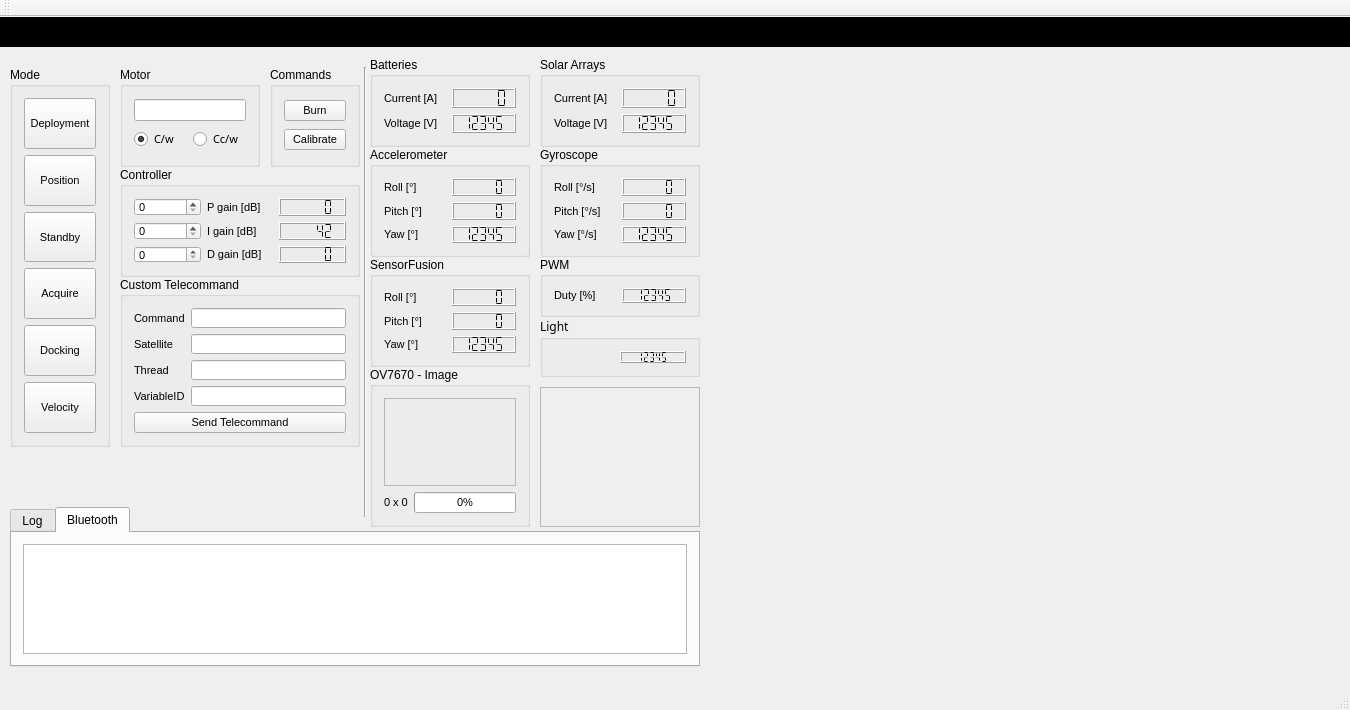
Old version of the form groundstation.ui in the repository Angele-/FloatSat_GroundStation.
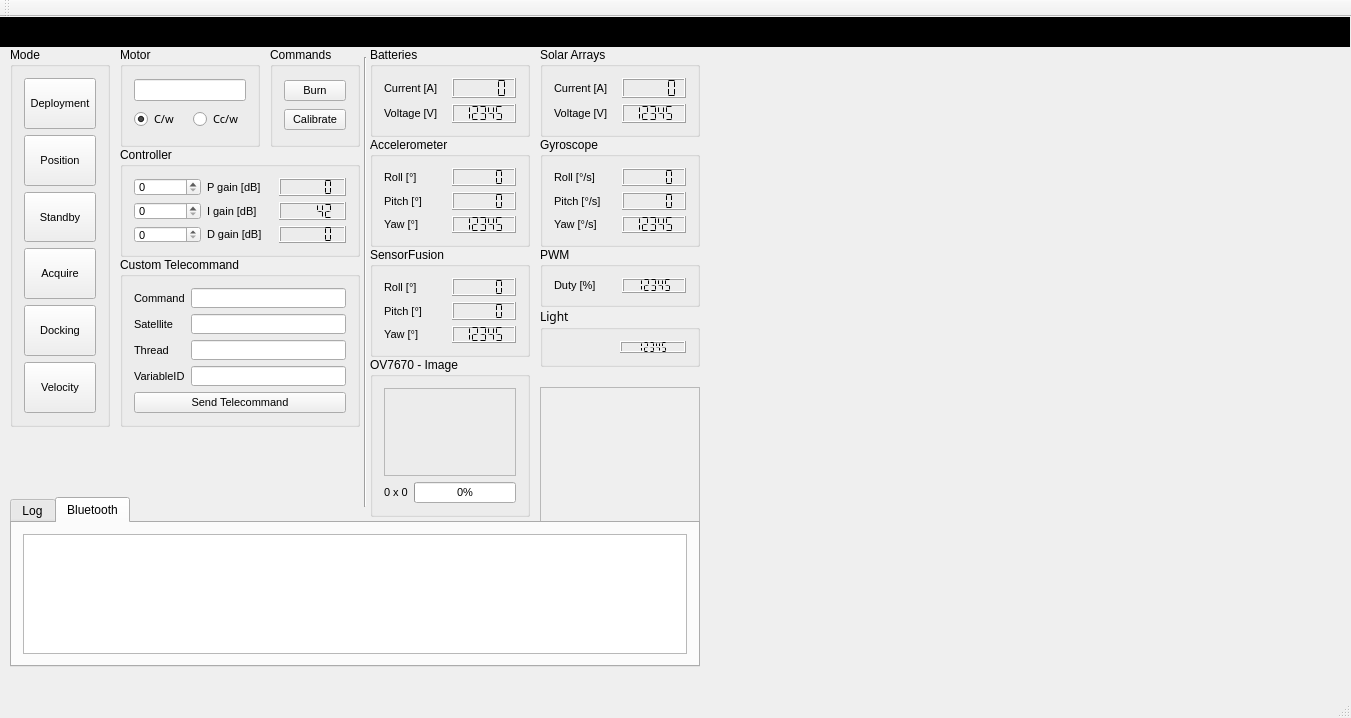
New version of the form. Custom widgets are drawn as their Qt base class.

What changed in the file:
```diff
--- a/groundstation.ui
+++ b/groundstation.ui
@@ -6,8 +6,8 @@
    <rect>
     <x>0</x>
     <y>0</y>
-    <width>1350</width>
-    <height>710</height>
+    <width>1351</width>
+    <height>718</height>
    </rect>
   </property>
   <property name="windowTitle">
@@ -139,7 +139,7 @@
     <property name="geometry">
      <rect>
       <x>120</x>
-      <y>260</y>
+      <y>240</y>
       <width>240</width>
       <height>170</height>
      </rect>
@@ -266,7 +266,7 @@
     <property name="geometry">
      <rect>
       <x>120</x>
-      <y>50</y>
+      <y>30</y>
       <width>140</width>
       <height>100</height>
      </rect>
@@ -354,7 +354,7 @@
     <property name="geometry">
      <rect>
       <x>540</x>
-      <y>40</y>
+      <y>30</y>
       <width>160</width>
       <height>90</height>
      </rect>
@@ -432,7 +432,7 @@
     <property name="geometry">
      <rect>
       <x>270</x>
-      <y>50</y>
+      <y>30</y>
       <width>90</width>
       <height>100</height>
      </rect>
@@ -483,7 +483,7 @@
     <property name="geometry">
      <rect>
       <x>370</x>
-      <y>350</y>
+      <y>340</y>
       <width>160</width>
       <height>160</height>
      </rect>
@@ -572,9 +572,9 @@
     <property name="geometry">
      <rect>
       <x>10</x>
-      <y>490</y>
+      <y>480</y>
       <width>690</width>
-      <height>160</height>
+      <height>170</height>
      </rect>
     </property>
     <property name="font">
@@ -601,7 +601,13 @@
      </attribute>
      <layout class="QHBoxLayout" name="horizontalLayout_2">
       <item>
-       <widget class="QPlainTextEdit" name="debugConsole"/>
+       <widget class="QPlainTextEdit" name="debugConsole">
+        <property name="font">
+         <font>
+          <pointsize>7</pointsize>
+         </font>
+        </property>
+       </widget>
       </item>
      </layout>
     </widget>
@@ -610,7 +616,7 @@
     <property name="geometry">
      <rect>
       <x>540</x>
-      <y>240</y>
+      <y>230</y>
       <width>160</width>
       <height>60</height>
      </rect>
@@ -662,7 +668,7 @@
     <property name="geometry">
      <rect>
       <x>370</x>
-      <y>40</y>
+      <y>30</y>
       <width>160</width>
       <height>90</height>
      </rect>
@@ -740,7 +746,7 @@
     <property name="geometry">
      <rect>
       <x>370</x>
-      <y>130</y>
+      <y>120</y>
       <width>160</width>
       <height>110</height>
      </rect>
@@ -844,7 +850,7 @@
     <property name="geometry">
      <rect>
       <x>540</x>
-      <y>130</y>
+      <y>120</y>
       <width>160</width>
       <height>110</height>
      </rect>
@@ -954,7 +960,7 @@
     <property name="geometry">
      <rect>
       <x>370</x>
-      <y>240</y>
+      <y>230</y>
       <width>160</width>
       <height>110</height>
      </rect>
@@ -1063,7 +1069,7 @@
     <property name="geometry">
      <rect>
       <x>10</x>
-      <y>50</y>
+      <y>30</y>
       <width>100</width>
       <height>380</height>
      </rect>
@@ -1210,7 +1216,7 @@
     <property name="geometry">
      <rect>
       <x>120</x>
-      <y>150</y>
+      <y>130</y>
       <width>240</width>
       <height>110</height>
      </rect>
@@ -1345,7 +1351,7 @@
     <property name="geometry">
      <rect>
       <x>540</x>
-      <y>300</y>
+      <y>290</y>
       <width>160</width>
       <height>60</height>
      </rect>
@@ -1401,10 +1407,10 @@
    <widget class="QWidget" name="verticalLayoutWidget">
     <property name="geometry">
      <rect>
-      <x>700</x>
-      <y>50</y>
-      <width>590</width>
-      <height>600</height>
+      <x>710</x>
+      <y>40</y>
+      <width>630</width>
+      <height>610</height>
      </rect>
     </property>
     <layout class="QVBoxLayout" name="graphLayout1"/>
@@ -1413,7 +1419,7 @@
     <property name="geometry">
      <rect>
       <x>360</x>
-      <y>50</y>
+      <y>40</y>
       <width>10</width>
       <height>450</height>
      </rect>
```
Left out of the diff: 4 changed lines with no effect on the pictures.
